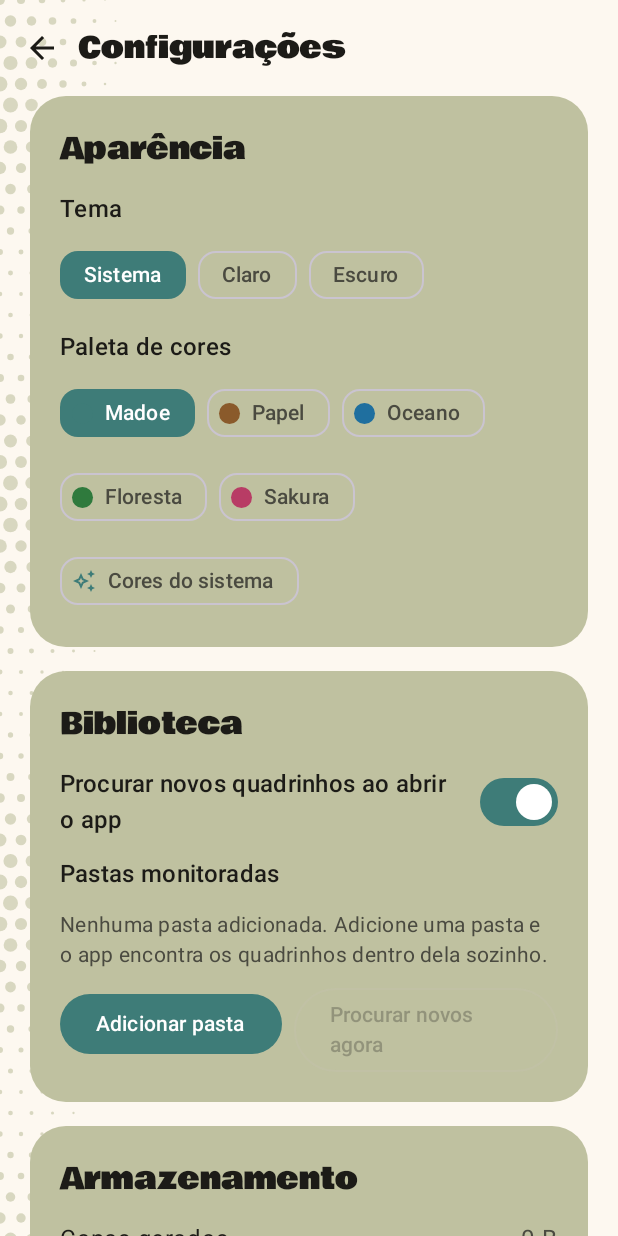
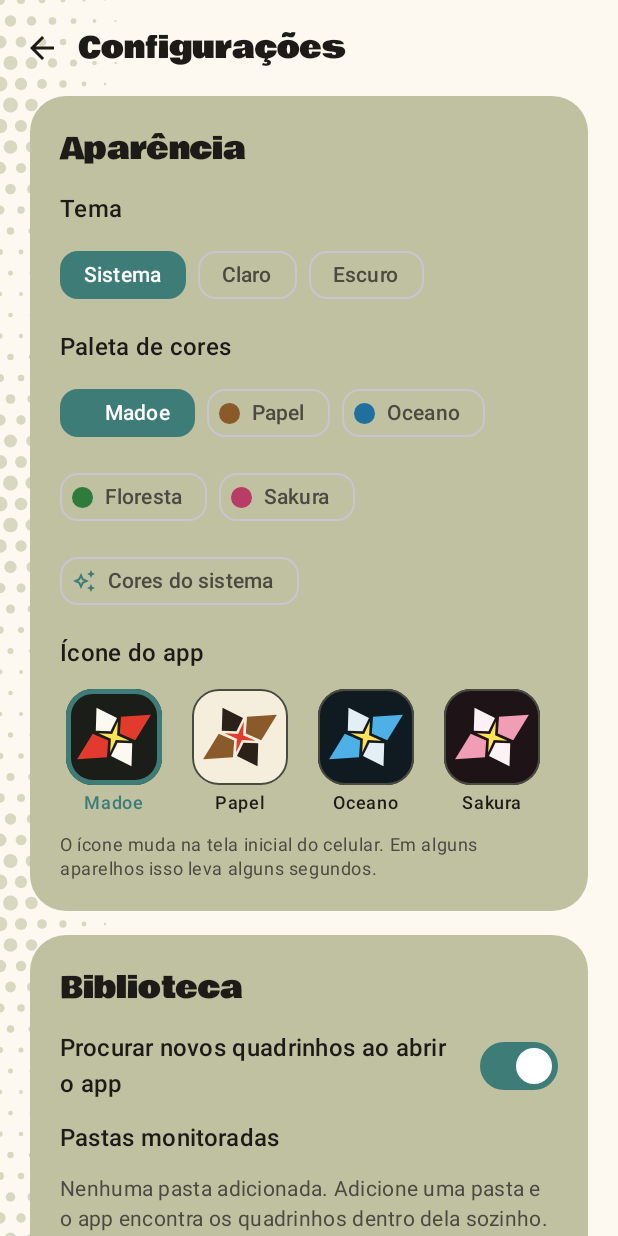
Before and after one commit to theux-dev/madoe, an Android app built with Jetpack Compose: the SettingsScreen screen opened through its navigation route, on a phone screen of 412 x 824 dp. Run offline under Robolectric (Android 15) with nearby library versions, the phone set to English and light mode, and no system bars; our stand-ins replace Dagger/Hilt's generated code.

Commit message:
Fase 8: ícones alternativos do app

```diff
--- /dev/null
+++ b/app/src/main/java/com/mangareader/app/data/icon/AppIconManager.kt
@@ -0,0 +1,56 @@
+package com.mangareader.app.data.icon
+
+import android.content.ComponentName
+import android.content.Context
+import android.content.pm.PackageManager
+import com.mangareader.app.data.model.AliasState
+import com.mangareader.app.data.model.AppIcon
+import com.mangareader.app.data.model.resolveCurrentIcon
+import dagger.hilt.android.qualifiers.ApplicationContext
+import javax.inject.Inject
+
+/**
+ * Troca o ícone do app ligando um `<activity-alias>` do manifesto e desligando os outros.
+ * O estado fica guardado pelo próprio Android, então não há nada para salvar no DataStore.
+ */
+class AppIconManager @Inject constructor(
+    @ApplicationContext private val context: Context,
+) {
+    private val packageManager: PackageManager get() = context.packageManager
+
+    private fun component(icon: AppIcon) = ComponentName(context.packageName, icon.alias)
+
+    private fun state(icon: AppIcon): AliasState =
+        when (packageManager.getComponentEnabledSetting(component(icon))) {
+            PackageManager.COMPONENT_ENABLED_STATE_ENABLED -> AliasState.ENABLED
+            PackageManager.COMPONENT_ENABLED_STATE_DEFAULT -> AliasState.MANIFEST_DEFAULT
+            else -> AliasState.DISABLED
+        }
+
+    /** O ícone ativo agora. */
+    fun current(): AppIcon = resolveCurrentIcon(AppIcon.entries.associateWith { state(it) })
+
+    /**
+     * Passa a usar [target]. O novo atalho é ligado antes de desligar os outros, para o app nunca
+     * ficar sem nenhum atalho no launcher. Devolve `false` se o Android recusou a troca.
+     */
+    fun select(target: AppIcon): Boolean {
+        return try {
+            packageManager.setComponentEnabledSetting(
+                component(target),
+                PackageManager.COMPONENT_ENABLED_STATE_ENABLED,
+                PackageManager.DONT_KILL_APP,
+            )
+            AppIcon.entries.filter { it != target }.forEach {
+                packageManager.setComponentEnabledSetting(
+                    component(it),
+                    PackageManager.COMPONENT_ENABLED_STATE_DISABLED,
+                    PackageManager.DONT_KILL_APP,
+                )
+            }
+            true
+        } catch (e: Exception) {
+            false
+        }
+    }
+}
--- /dev/null
+++ b/app/src/main/java/com/mangareader/app/data/model/AppIcon.kt
@@ -0,0 +1,39 @@
+package com.mangareader.app.data.model
+
+/**
+ * Ícones do app que o usuário pode escolher. Cada um corresponde a um `<activity-alias>` do
+ * AndroidManifest.xml, e [alias] é o nome completo dele.
+ *
+ * ATENÇÃO: o Android guarda esse nome. Depois de usado, não renomeie nem remova um item, senão
+ * quem o escolheu fica sem ícone na tela inicial. Para criar outro: novo alias no manifesto, novo
+ * item aqui, um mipmap `ic_launcher_<nome>.xml` e os textos em strings.xml.
+ */
+enum class AppIcon(val alias: String) {
+    MADOE("com.mangareader.app.icon.Madoe"),
+    PAPER("com.mangareader.app.icon.Paper"),
+    OCEAN("com.mangareader.app.icon.Ocean"),
+    SAKURA("com.mangareader.app.icon.Sakura"),
+    ;
+
+    companion object {
+        /** O ícone que vem ligado no manifesto. */
+        val DEFAULT = MADOE
+    }
+}
+
+/** Estado de um atalho no Android, sem depender das constantes do PackageManager. */
+enum class AliasState {
+    ENABLED,
+    DISABLED,
+
+    /** O Android não guardou nenhuma escolha: vale o que o manifesto diz (só o padrão vem ligado). */
+    MANIFEST_DEFAULT,
+}
+
+/**
+ * Descobre qual ícone está ativo a partir do estado de cada atalho. Uma escolha explícita
+ * ([AliasState.ENABLED]) vale mais que o estado do manifesto; se nada estiver ligado, cai no padrão,
+ * para a interface nunca ficar sem uma opção marcada.
+ */
+fun resolveCurrentIcon(states: Map<AppIcon, AliasState>): AppIcon =
+    AppIcon.entries.firstOrNull { states[it] == AliasState.ENABLED } ?: AppIcon.DEFAULT
--- /dev/null
+++ b/app/src/main/java/com/mangareader/app/ui/settings/AppIconSetting.kt
@@ -0,0 +1,148 @@
+package com.mangareader.app.ui.settings
+
+import androidx.annotation.DrawableRes
+import androidx.annotation.StringRes
+import androidx.compose.foundation.Image
+import androidx.compose.foundation.background
+import androidx.compose.foundation.border
+import androidx.compose.foundation.layout.Arrangement
+import androidx.compose.foundation.layout.Box
+import androidx.compose.foundation.layout.Column
+import androidx.compose.foundation.layout.ExperimentalLayoutApi
+import androidx.compose.foundation.layout.FlowRow
+import androidx.compose.foundation.layout.padding
+import androidx.compose.foundation.layout.requiredSize
+import androidx.compose.foundation.layout.size
+import androidx.compose.foundation.selection.selectable
+import androidx.compose.foundation.shape.RoundedCornerShape
+import androidx.compose.material3.AlertDialog
+import androidx.compose.material3.MaterialTheme
+import androidx.compose.material3.Text
+import androidx.compose.material3.TextButton
+import androidx.compose.runtime.Composable
+import androidx.compose.runtime.getValue
+import androidx.compose.runtime.mutableStateOf
+import androidx.compose.runtime.remember
+import androidx.compose.runtime.setValue
+import androidx.compose.ui.Alignment
+import androidx.compose.ui.Modifier
+import androidx.compose.ui.draw.clip
+import androidx.compose.ui.res.colorResource
+import androidx.compose.ui.res.painterResource
+import androidx.compose.ui.res.stringResource
+import androidx.compose.ui.semantics.Role
+import androidx.compose.ui.unit.dp
+import com.mangareader.app.R
+import com.mangareader.app.data.model.AppIcon
+
+/** Escolha do ícone do app: uma prévia de cada ícone e uma confirmação antes de trocar. */
+@OptIn(ExperimentalLayoutApi::class)
+@Composable
+internal fun AppIconSetting(
+    selected: AppIcon,
+    failed: Boolean,
+    onSelect: (AppIcon) -> Unit,
+) {
+    var pending by remember { mutableStateOf<AppIcon?>(null) }
+
+    Column(verticalArrangement = Arrangement.spacedBy(8.dp)) {
+        Text(stringResource(R.string.setting_app_icon), style = MaterialTheme.typography.titleMedium)
+        FlowRow(
+            horizontalArrangement = Arrangement.spacedBy(12.dp),
+            verticalArrangement = Arrangement.spacedBy(12.dp),
+        ) {
+            AppIcon.entries.forEach { icon ->
+                IconOption(
+                    icon = icon,
+                    selected = icon == selected,
+                    onClick = { if (icon != selected) pending = icon },
+                )
+            }
+        }
+        Text(
+            stringResource(R.string.app_icon_hint),
+            style = MaterialTheme.typography.bodySmall,
+            color = MaterialTheme.colorScheme.onSurfaceVariant,
+        )
+        if (failed) {
+            Text(
+                stringResource(R.string.app_icon_change_failed),
+                style = MaterialTheme.typography.bodySmall,
+                color = MaterialTheme.colorScheme.error,
+            )
+        }
+    }
+
+    pending?.let { icon ->
+        AlertDialog(
+            onDismissRequest = { pending = null },
+            title = { Text(stringResource(R.string.app_icon_change_title, stringResource(iconLabel(icon)))) },
+            text = { Text(stringResource(R.string.app_icon_change_message)) },
+            confirmButton = {
+                TextButton(onClick = {
+                    onSelect(icon)
+                    pending = null
+                }) { Text(stringResource(R.string.app_icon_change_confirm)) }
+            },
+            dismissButton = {
+                TextButton(onClick = { pending = null }) { Text(stringResource(R.string.cancel)) }
+            },
+        )
+    }
+}
+
+@Composable
+private fun IconOption(icon: AppIcon, selected: Boolean, onClick: () -> Unit) {
+    val art = iconArt(icon)
+    val shape = RoundedCornerShape(18.dp)
+    Column(
+        horizontalAlignment = Alignment.CenterHorizontally,
+        verticalArrangement = Arrangement.spacedBy(4.dp),
+        modifier = Modifier
+            .selectable(selected = selected, onClick = onClick, role = Role.RadioButton)
+            .padding(4.dp),
+    ) {
+        Box(
+            contentAlignment = Alignment.Center,
+            modifier = Modifier
+                .size(64.dp)
+                .border(
+                    width = if (selected) 3.dp else 1.dp,
+                    color = if (selected) MaterialTheme.colorScheme.primary else MaterialTheme.colorScheme.outline,
+                    shape = shape,
+                )
+                .clip(shape)
+                .background(colorResource(art.background)),
+        ) {
+            // O desenho do ícone adaptativo tem 108dp e só o centro de 72dp aparece no launcher:
+            // por isso a imagem é maior que a caixa e o excesso é cortado pelo clip.
+            Image(
+                painter = painterResource(art.foreground),
+                contentDescription = null,
+                modifier = Modifier.requiredSize(96.dp),
+            )
+        }
+        Text(
+            stringResource(iconLabel(icon)),
+            style = MaterialTheme.typography.labelMedium,
+            color = if (selected) MaterialTheme.colorScheme.primary else MaterialTheme.colorScheme.onSurface,
+        )
+    }
+}
+
+private class IconArt(@DrawableRes val foreground: Int, val background: Int)
+
+private fun iconArt(icon: AppIcon): IconArt = when (icon) {
+    AppIcon.MADOE -> IconArt(R.drawable.ic_launcher_foreground, R.color.ic_launcher_background)
+    AppIcon.PAPER -> IconArt(R.drawable.ic_launcher_foreground_paper, R.color.ic_launcher_background_paper)
+    AppIcon.OCEAN -> IconArt(R.drawable.ic_launcher_foreground_ocean, R.color.ic_launcher_background_ocean)
+    AppIcon.SAKURA -> IconArt(R.drawable.ic_launcher_foreground_sakura, R.color.ic_launcher_background_sakura)
+}
+
+@StringRes
+private fun iconLabel(icon: AppIcon): Int = when (icon) {
+    AppIcon.MADOE -> R.string.app_icon_madoe
+    AppIcon.PAPER -> R.string.app_icon_paper
+    AppIcon.OCEAN -> R.string.app_icon_ocean
+    AppIcon.SAKURA -> R.string.app_icon_sakura
+}
--- a/app/src/main/java/com/mangareader/app/ui/settings/SettingsScreen.kt
+++ b/app/src/main/java/com/mangareader/app/ui/settings/SettingsScreen.kt
@@ -72,6 +72,8 @@ fun SettingsScreen(
     val task by viewModel.libraryState.collectAsStateWithLifecycle()
     val storage by viewModel.storage.collectAsStateWithLifecycle()
     val freed by viewModel.freedBytes.collectAsStateWithLifecycle()
+    val appIcon by viewModel.appIcon.collectAsStateWithLifecycle()
+    val iconChangeFailed by viewModel.iconChangeFailed.collectAsStateWithLifecycle()
     val context = LocalContext.current
     val folderPicker = rememberLauncherForActivityResult(ActivityResultContracts.OpenDocumentTree()) { uri ->
         if (uri != null) viewModel.addFolder(uri)
@@ -106,6 +108,11 @@ fun SettingsScreen(
                     selected = s.palette,
                     dark = s.themeMode.isDark(),
                     onSelect = viewModel::setPalette,
+                )
+                AppIconSetting(
+                    selected = appIcon,
+                    failed = iconChangeFailed,
+                    onSelect = viewModel::setAppIcon,
                 )
             }
 
--- a/app/src/main/java/com/mangareader/app/ui/settings/SettingsViewModel.kt
+++ b/app/src/main/java/com/mangareader/app/ui/settings/SettingsViewModel.kt
@@ -3,6 +3,7 @@ package com.mangareader.app.ui.settings
 import android.net.Uri
 import androidx.lifecycle.ViewModel
 import androidx.lifecycle.viewModelScope
+import com.mangareader.app.data.icon.AppIconManager
 import com.mangareader.app.data.library.LibraryManager
 import com.mangareader.app.data.library.LibraryTaskState
 import com.mangareader.app.data.model.AppSettings
@@ -24,6 +25,7 @@ import kotlinx.coroutines.flow.StateFlow
 import kotlinx.coroutines.flow.asStateFlow
 import kotlinx.coroutines.flow.stateIn
 import kotlinx.coroutines.launch
+import com.mangareader.app.data.model.AppIcon
 import com.mangareader.app.data.model.AppPalette
 
 @HiltViewModel
@@ -31,6 +33,7 @@ class SettingsViewModel @Inject constructor(
     private val repository: SettingsRepository,
     private val library: LibraryManager,
     private val cacheManager: CacheManager,
+    private val iconManager: AppIconManager,
 ) : ViewModel() {
 
     val settings: StateFlow<AppSettings> = repository.settings
@@ -44,6 +47,20 @@ class SettingsViewModel @Inject constructor(
     /** Bytes liberados na última limpeza, para avisar o usuário; `null` antes de qualquer limpeza. */
     private val _freedBytes = MutableStateFlow<Long?>(null)
     val freedBytes: StateFlow<Long?> = _freedBytes.asStateFlow()
+
+    /** Ícone do app ativo agora (vem do Android, não do DataStore). */
+    private val _appIcon = MutableStateFlow(iconManager.current())
+    val appIcon: StateFlow<AppIcon> = _appIcon.asStateFlow()
+
+    /** `true` quando o Android recusou a última troca de ícone. */
+    private val _iconChangeFailed = MutableStateFlow(false)
+    val iconChangeFailed: StateFlow<Boolean> = _iconChangeFailed.asStateFlow()
+
+    fun setAppIcon(icon: AppIcon) {
+        _iconChangeFailed.value = !iconManager.select(icon)
+        // Relê o estado real: se a troca falhou no meio, a tela mostra o que o Android tem de fato.
+        _appIcon.value = iconManager.current()
+    }
 
     init {
         refreshStorage()
--- /dev/null
+++ b/app/src/main/res/drawable/ic_launcher_foreground_ocean.xml
@@ -0,0 +1,13 @@
+<?xml version="1.0" encoding="utf-8"?>
+<vector xmlns:android="http://schemas.android.com/apk/res/android"
+    android:width="108dp"
+    android:height="108dp"
+    android:viewportWidth="108"
+    android:viewportHeight="108">
+    <!-- Madoe, variante ocean: mesmo desenho do ícone padrão, só com outras cores. -->
+    <path android:fillColor="#4DB1E8" android:pathData="M81.69,37.36L69.95,56.53L58.37,51.37L59.26,38.73Z" />
+    <path android:fillColor="#E3EEF5" android:pathData="M67.13,75.86L51.74,68.27L56.63,58.37L67.66,58.70Z" />
+    <path android:fillColor="#4DB1E8" android:pathData="M26.31,70.64L38.05,51.47L49.63,56.63L48.74,69.27Z" />
+    <path android:fillColor="#E3EEF5" android:pathData="M40.87,32.14L56.26,39.73L51.37,49.63L40.34,49.30Z" />
+    <path android:fillColor="#FFE15A" android:pathData="M56.88,42.45L56.33,52.60L65.55,56.88L55.40,56.33L51.12,65.55L51.67,55.40L42.45,51.12L52.60,51.67Z" />
+</vector>
--- /dev/null
+++ b/app/src/main/res/drawable/ic_launcher_foreground_paper.xml
@@ -0,0 +1,13 @@
+<?xml version="1.0" encoding="utf-8"?>
+<vector xmlns:android="http://schemas.android.com/apk/res/android"
+    android:width="108dp"
+    android:height="108dp"
+    android:viewportWidth="108"
+    android:viewportHeight="108">
+    <!-- Madoe, variante paper: mesmo desenho do ícone padrão, só com outras cores. -->
+    <path android:fillColor="#8A5A2B" android:pathData="M81.69,37.36L69.95,56.53L58.37,51.37L59.26,38.73Z" />
+    <path android:fillColor="#2B2118" android:pathData="M67.13,75.86L51.74,68.27L56.63,58.37L67.66,58.70Z" />
+    <path android:fillColor="#8A5A2B" android:pathData="M26.31,70.64L38.05,51.47L49.63,56.63L48.74,69.27Z" />
+    <path android:fillColor="#2B2118" android:pathData="M40.87,32.14L56.26,39.73L51.37,49.63L40.34,49.30Z" />
+    <path android:fillColor="#E23B2E" android:pathData="M56.88,42.45L56.33,52.60L65.55,56.88L55.40,56.33L51.12,65.55L51.67,55.40L42.45,51.12L52.60,51.67Z" />
+</vector>
--- /dev/null
+++ b/app/src/main/res/drawable/ic_launcher_foreground_sakura.xml
@@ -0,0 +1,13 @@
+<?xml version="1.0" encoding="utf-8"?>
+<vector xmlns:android="http://schemas.android.com/apk/res/android"
+    android:width="108dp"
+    android:height="108dp"
+    android:viewportWidth="108"
+    android:viewportHeight="108">
+    <!-- Madoe, variante sakura: mesmo desenho do ícone padrão, só com outras cores. -->
+    <path android:fillColor="#F29DB6" android:pathData="M81.69,37.36L69.95,56.53L58.37,51.37L59.26,38.73Z" />
+    <path android:fillColor="#FFF1F4" android:pathData="M67.13,75.86L51.74,68.27L56.63,58.37L67.66,58.70Z" />
+    <path android:fillColor="#F29DB6" android:pathData="M26.31,70.64L38.05,51.47L49.63,56.63L48.74,69.27Z" />
+    <path android:fillColor="#FFF1F4" android:pathData="M40.87,32.14L56.26,39.73L51.37,49.63L40.34,49.30Z" />
+    <path android:fillColor="#FFE15A" android:pathData="M56.88,42.45L56.33,52.60L65.55,56.88L55.40,56.33L51.12,65.55L51.67,55.40L42.45,51.12L52.60,51.67Z" />
+</vector>
--- /dev/null
+++ b/app/src/main/res/mipmap-anydpi-v26/ic_launcher_ocean.xml
@@ -0,0 +1,6 @@
+<?xml version="1.0" encoding="utf-8"?>
+<adaptive-icon xmlns:android="http://schemas.android.com/apk/res/android">
+    <background android:drawable="@color/ic_launcher_background_ocean" />
+    <foreground android:drawable="@drawable/ic_launcher_foreground_ocean" />
+    <monochrome android:drawable="@drawable/ic_launcher_monochrome" />
+</adaptive-icon>
--- /dev/null
+++ b/app/src/main/res/mipmap-anydpi-v26/ic_launcher_paper.xml
@@ -0,0 +1,6 @@
+<?xml version="1.0" encoding="utf-8"?>
+<adaptive-icon xmlns:android="http://schemas.android.com/apk/res/android">
+    <background android:drawable="@color/ic_launcher_background_paper" />
+    <foreground android:drawable="@drawable/ic_launcher_foreground_paper" />
+    <monochrome android:drawable="@drawable/ic_launcher_monochrome" />
+</adaptive-icon>
--- /dev/null
+++ b/app/src/main/res/mipmap-anydpi-v26/ic_launcher_sakura.xml
@@ -0,0 +1,6 @@
+<?xml version="1.0" encoding="utf-8"?>
+<adaptive-icon xmlns:android="http://schemas.android.com/apk/res/android">
+    <background android:drawable="@color/ic_launcher_background_sakura" />
+    <foreground android:drawable="@drawable/ic_launcher_foreground_sakura" />
+    <monochrome android:drawable="@drawable/ic_launcher_monochrome" />
+</adaptive-icon>
--- a/app/src/main/res/values/colors.xml
+++ b/app/src/main/res/values/colors.xml
@@ -2,4 +2,8 @@
 <resources>
     <color name="window_background">#FFFDF8F0</color>
     <color name="ic_launcher_background">#FF1B1D18</color>
+    <!-- Fase 8: fundos dos ícones alternativos -->
+    <color name="ic_launcher_background_paper">#FFF6EEDC</color>
+    <color name="ic_launcher_background_ocean">#FF101A21</color>
+    <color name="ic_launcher_background_sakura">#FF1E1317</color>
 </resources>
--- a/app/src/main/res/values/strings.xml
+++ b/app/src/main/res/values/strings.xml
@@ -191,4 +191,15 @@
     <string name="palette_sakura">Sakura</string>
     <string name="palette_system">Cores do sistema</string>
     <string name="palette_system_hint">Usa as cores do papel de parede do aparelho (Android 12 ou mais novo).</string>
+    <!-- Fase 8: ícones alternativos -->
+    <string name="setting_app_icon">Ícone do app</string>
+    <string name="app_icon_madoe">Madoe</string>
+    <string name="app_icon_paper">Papel</string>
+    <string name="app_icon_ocean">Oceano</string>
+    <string name="app_icon_sakura">Sakura</string>
+    <string name="app_icon_hint">O ícone muda na tela inicial do celular. Em alguns aparelhos isso leva alguns segundos.</string>
+    <string name="app_icon_change_title">Trocar para o ícone %1$s?</string>
+    <string name="app_icon_change_message">O Android pode fechar o Madoe ao trocar o ícone, e em alguns celulares o atalho some da tela inicial. Se isso acontecer, o app continua na gaveta de apps, e você pode arrastá-lo de novo para a tela inicial.</string>
+    <string name="app_icon_change_confirm">Trocar</string>
+    <string name="app_icon_change_failed">Não foi possível trocar o ícone neste aparelho.</string>
 </resources>
```
Also changed, not shown: app/src/main/AndroidManifest.xml (+54 -2 lines), 2 other files.
